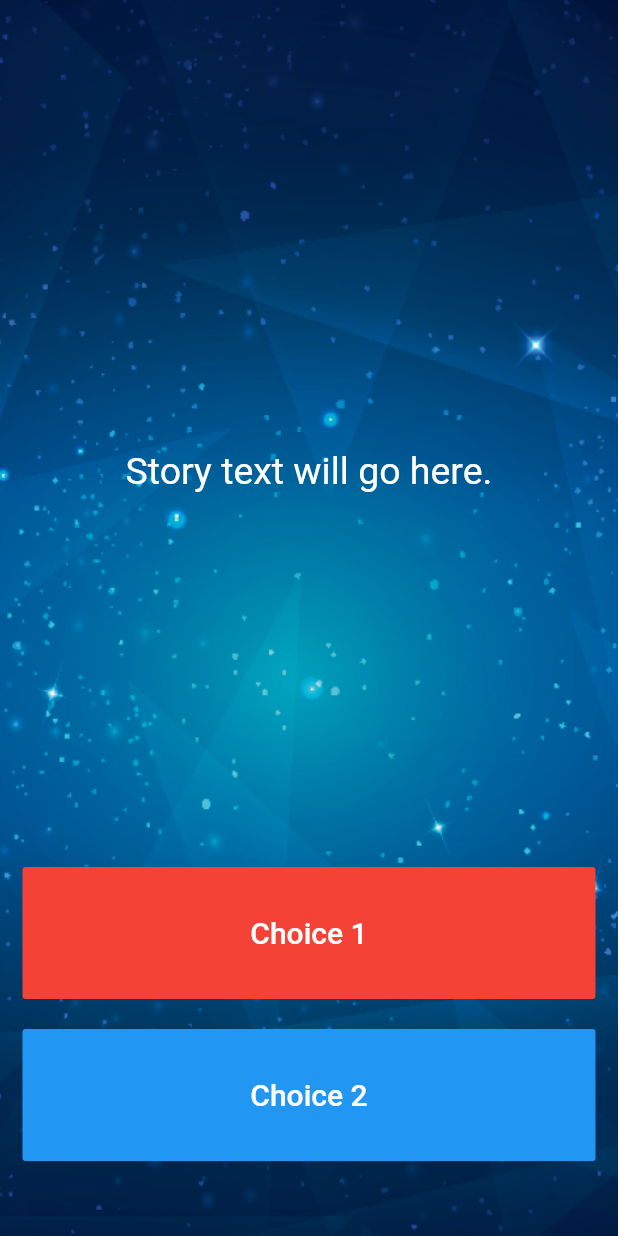
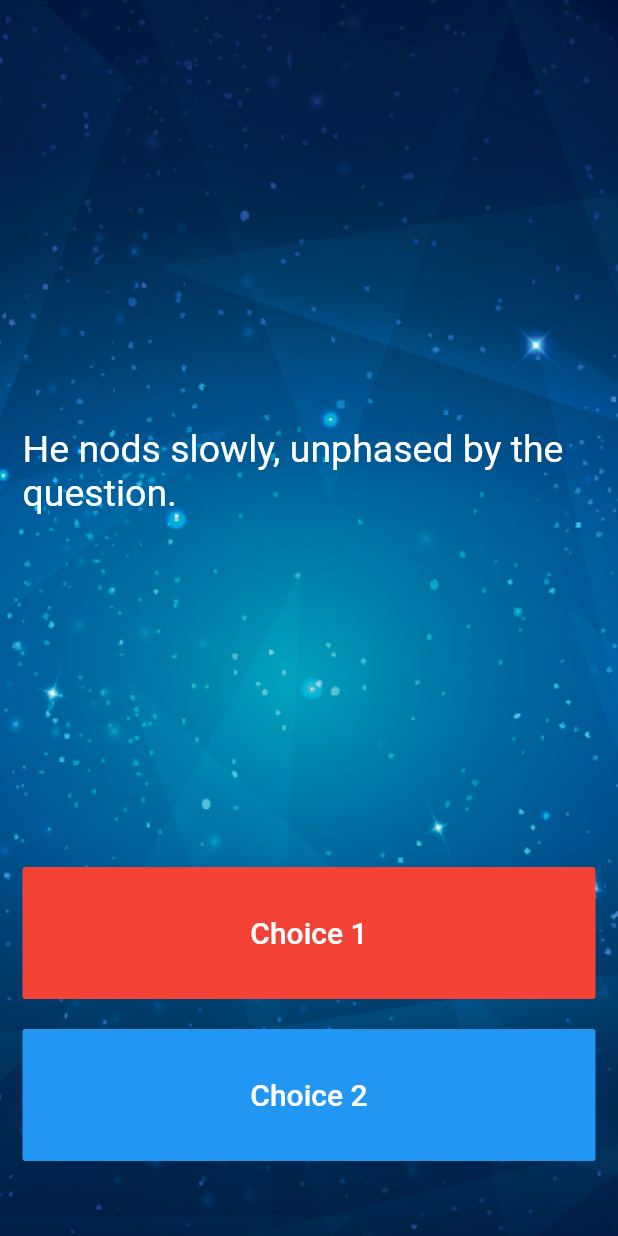
Before and after one commit to stefaniamak/flutter_course, a Flutter app: the screen it shows after launch, on a phone screen of 412 x 824 dp. Run offline on Flutter 3.47's test engine with Material 2 defaults, Android fonts, the phone set to English and light mode, and no system bars; our stand-ins replace audioplayers, rflutter_alert.

Commit message:
deat(destini): Step 10 - use the storyBrain to get the first story title and display it in this Text Widget.

```diff
--- a/destini-challenge-starting/lib/main.dart
+++ b/destini-challenge-starting/lib/main.dart
@@ -15,7 +15,7 @@ class Destini extends StatelessWidget {
 }
 
 //Step 9 - Create a new storyBrain object from the StoryBrain class.
-StoryBrain storyBrain = StoryBrain();
+StoryBrain _storyBrain = StoryBrain();
 
 class StoryPage extends StatefulWidget {
   _StoryPageState createState() => _StoryPageState();
@@ -42,8 +42,8 @@ class _StoryPageState extends State<StoryPage> {
                 flex: 12,
                 child: Center(
                   child: Text(
-                    //TODO: Step 10 - use the storyBrain to get the first story title and display it in this Text Widget.
-                    'Story text will go here.',
+                    //Step 10 - use the storyBrain to get the first story title and display it in this Text Widget.
+                    _storyBrain.getStory(),
                     style: TextStyle(
                       fontSize: 25.0,
                     ),
```
